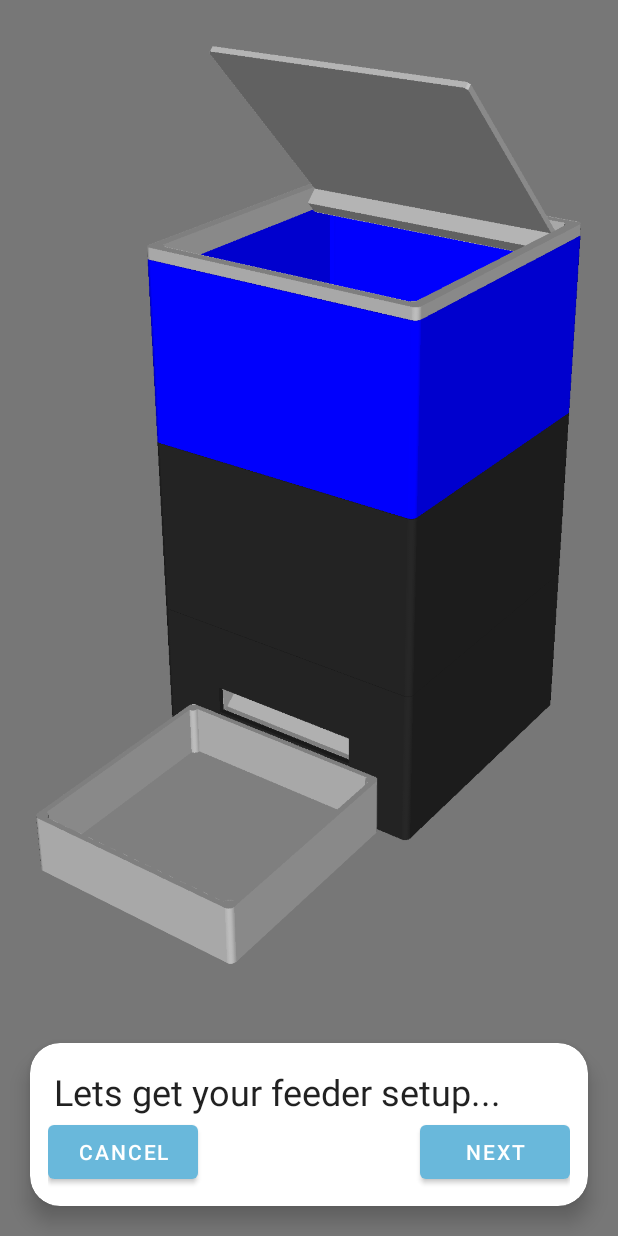
After one commit to marsara9/PetFeeder, an Android app: the layout fragment_setup_prepare.xml on its own in the app's theme, with its tools: preview values and no code run, on a phone screen of 412 x 824 dp. The commit adds this screen. Run offline under Robolectric (Android 15) with nearby library versions, the phone set to English and light mode, and no system bars.

Commit message:
Adding option to launch setup screen

```diff
--- a/android/app/src/main/AndroidManifest.xml
+++ b/android/app/src/main/AndroidManifest.xml
@@ -32,7 +32,8 @@
                 <category android:name="android.intent.category.LAUNCHER" />
             </intent-filter>
         </activity>
-        <activity android:name=".setup.views.SetupActivity" />
+        <activity android:name=".setup.views.SetupActivity"
+            android:label="@string/title_setup" />
     </application>
 
 </manifest>
--- /dev/null
+++ b/android/app/src/main/res/layout/fragment_setup_prepare.xml
@@ -0,0 +1,63 @@
+<?xml version="1.0" encoding="utf-8"?>
+<LinearLayout xmlns:android="http://schemas.android.com/apk/res/android"
+    xmlns:app="http://schemas.android.com/apk/res-auto"
+    xmlns:tools="http://schemas.android.com/tools"
+    android:layout_width="match_parent"
+    android:layout_height="match_parent"
+    android:orientation="vertical"
+    android:background="@color/colorAccent"
+    tools:context="com.sdoras.petfeeder.setup.views.SetupActivity">
+
+    <ImageView
+        android:layout_width="wrap_content"
+        android:layout_height="0dp"
+        android:layout_weight="1"
+        android:layout_margin="20dp"
+        android:src="@drawable/picture2" />
+
+    <com.google.android.material.card.MaterialCardView
+        android:layout_width="match_parent"
+        android:layout_height="wrap_content"
+        android:layout_margin="20dp"
+        app:cardCornerRadius="20dp"
+        app:cardElevation="8dp">
+
+        <androidx.constraintlayout.widget.ConstraintLayout
+            android:layout_width="match_parent"
+            android:layout_height="wrap_content"
+            android:padding="12dp">
+
+            <TextView
+                android:id="@+id/text"
+                android:textAppearance="@style/TextAppearance.AppCompat.Headline"
+                android:layout_width="match_parent"
+                android:layout_height="wrap_content"
+                android:layout_margin="4dp"
+                app:layout_constraintTop_toTopOf="parent"
+                app:layout_constraintStart_toStartOf="parent"
+                app:layout_constraintEnd_toEndOf="parent"
+                android:text="Lets get your feeder setup..." />
+
+            <Button
+                android:id="@+id/button_cancel"
+                android:layout_width="100dp"
+                android:layout_height="wrap_content"
+                app:layout_constraintTop_toBottomOf="@id/text"
+                app:layout_constraintLeft_toLeftOf="parent"
+                app:layout_constraintBottom_toBottomOf="parent"
+                android:text="Cancel" />
+
+            <Button
+                android:id="@+id/button_next"
+                android:layout_width="100dp"
+                android:layout_height="wrap_content"
+                app:layout_constraintTop_toBottomOf="@id/text"
+                app:layout_constraintRight_toRightOf="parent"
+                app:layout_constraintBottom_toBottomOf="parent"
+                android:text="Next" />
+
+        </androidx.constraintlayout.widget.ConstraintLayout>
+
+    </com.google.android.material.card.MaterialCardView>
+
+</LinearLayout>
--- a/android/app/src/main/res/values/strings.xml
+++ b/android/app/src/main/res/values/strings.xml
@@ -25,5 +25,6 @@
     <string name="settings_cloud_messaging_token">Cloud Messaging Token</string>
     <string name="settings_title_app">App Settings</string>
     <string name="settings_title_feeder">Feeder Settings</string>
+    <string name="title_setup">Setup</string>
 
 </resources>
```
Also changed, not shown: android/app/src/main/java/com/sdoras/petfeeder/main/views/MainActivity.kt (+20 -0 lines), android/app/src/main/res/layout/activity_setup.xml (+9 -2 lines), android/app/src/main/res/menu/menu_main.xml (added, +11 -0 lines), android/app/src/main/res/drawable/picture2.png (added), android/app/src/main/res/drawable/picture3.png (added), 2 other files.
